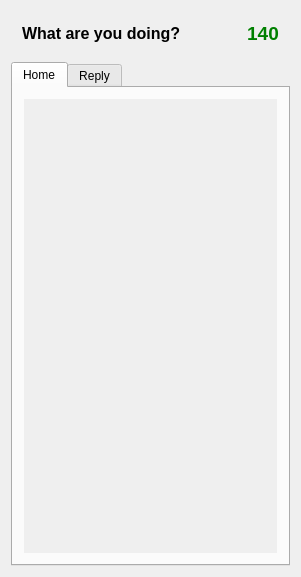
This is src/mainwindow_base.ui in mtux/choqok-old as Qt 5 draws it before an edit. The edited form follows.
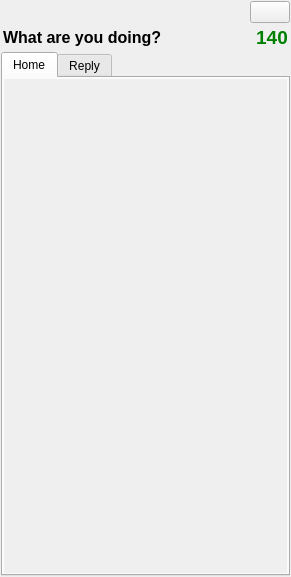
This is the edited form. Custom widgets are drawn as their Qt base class.

Commit message: Option for updating time on twits widgets intervally implemented. Toggle twit field ui changed.

```diff
--- a/src/mainwindow_base.ui
+++ b/src/mainwindow_base.ui
@@ -5,7 +5,7 @@
    <rect>
     <x>0</x>
     <y>0</y>
-    <width>301</width>
+    <width>291</width>
     <height>577</height>
    </rect>
   </property>
@@ -21,8 +21,44 @@
   <property name="autoFillBackground" >
    <bool>true</bool>
   </property>
-  <layout class="QGridLayout" name="gridLayout_2" >
-   <item row="0" column="0" >
+  <layout class="QVBoxLayout" name="verticalLayout_3" >
+   <property name="spacing" >
+    <number>1</number>
+   </property>
+   <property name="margin" >
+    <number>1</number>
+   </property>
+   <item>
+    <layout class="QHBoxLayout" name="horizontalLayout_2" >
+     <property name="sizeConstraint" >
+      <enum>QLayout::SetDefaultConstraint</enum>
+     </property>
+     <item>
+      <spacer name="horizontalSpacer" >
+       <property name="orientation" >
+        <enum>Qt::Horizontal</enum>
+       </property>
+       <property name="sizeHint" stdset="0" >
+        <size>
+         <width>40</width>
+         <height>20</height>
+        </size>
+       </property>
+      </spacer>
+     </item>
+     <item>
+      <widget class="KArrowButton" name="toggleArrow" >
+       <property name="text" >
+        <string/>
+       </property>
+       <property name="arrowType" stdset="0" >
+        <number>2</number>
+       </property>
+      </widget>
+     </item>
+    </layout>
+   </item>
+   <item>
     <widget class="QFrame" name="inputFrame" >
      <property name="frameShape" >
       <enum>QFrame::NoFrame</enum>
@@ -31,6 +67,12 @@
       <enum>QFrame::Raised</enum>
      </property>
      <layout class="QVBoxLayout" name="verticalLayout_4" >
+      <property name="spacing" >
+       <number>2</number>
+      </property>
+      <property name="margin" >
+       <number>2</number>
+      </property>
       <item>
        <layout class="QHBoxLayout" name="horizontalLayout" >
         <item>
@@ -81,7 +123,7 @@
      </layout>
     </widget>
    </item>
-   <item row="1" column="0" >
+   <item>
     <widget class="KTabWidget" name="tabs" >
      <property name="sizePolicy" >
       <sizepolicy vsizetype="Expanding" hsizetype="Expanding" >
@@ -103,6 +145,15 @@
        <string>Home</string>
       </attribute>
       <layout class="QGridLayout" name="gridLayout" >
+       <property name="horizontalSpacing" >
+        <number>1</number>
+       </property>
+       <property name="verticalSpacing" >
+        <number>2</number>
+       </property>
+       <property name="margin" >
+        <number>1</number>
+       </property>
        <item row="0" column="0" >
         <widget class="QScrollArea" name="homeScroll" >
          <property name="sizePolicy" >
@@ -131,11 +182,17 @@
            <rect>
             <x>0</x>
             <y>0</y>
-            <width>277</width>
-            <height>490</height>
+            <width>279</width>
+            <height>486</height>
            </rect>
           </property>
           <layout class="QVBoxLayout" name="verticalLayout_5" >
+           <property name="spacing" >
+            <number>0</number>
+           </property>
+           <property name="margin" >
+            <number>0</number>
+           </property>
            <item>
             <layout class="QVBoxLayout" name="homeLayout" >
              <property name="spacing" >
@@ -200,6 +257,11 @@
  <layoutdefault spacing="6" margin="11" />
  <pixmapfunction>qPixmapFromMimeSource</pixmapfunction>
  <customwidgets>
+  <customwidget>
+   <class>KArrowButton</class>
+   <extends>QPushButton</extends>
+   <header>karrowbutton.h</header>
+  </customwidget>
   <customwidget>
    <class>KTabWidget</class>
    <extends>QTabWidget</extends>
```
Left out of the diff: 27 changed lines with no effect on the pictures. The commit also changes 5 other files.
